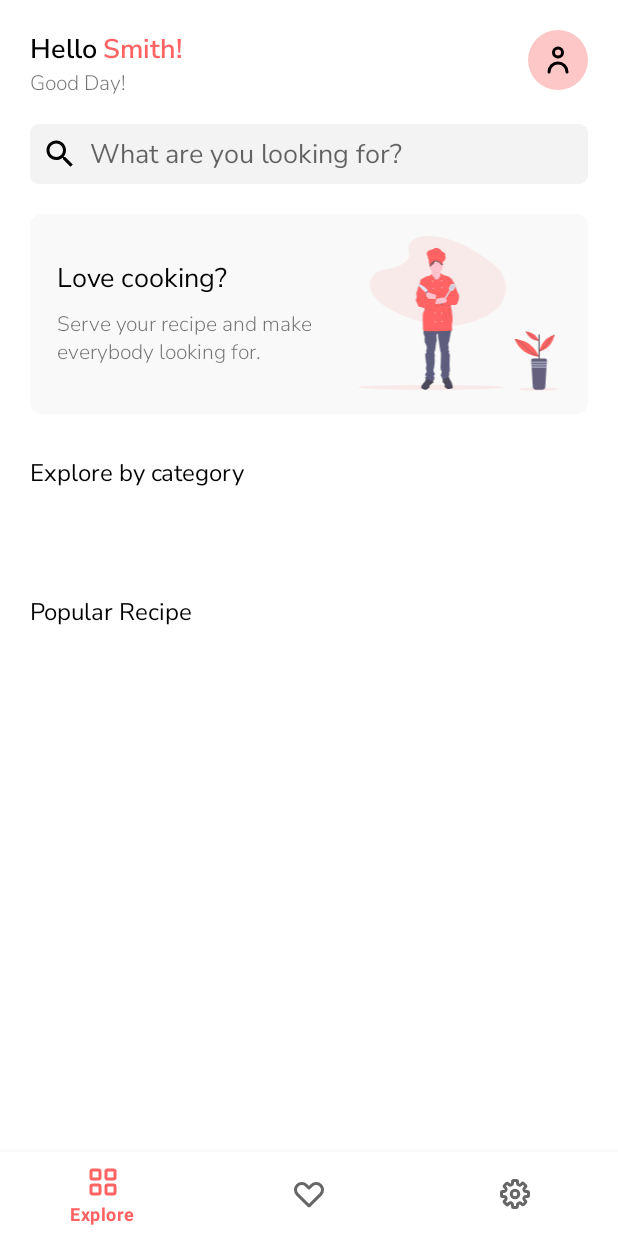
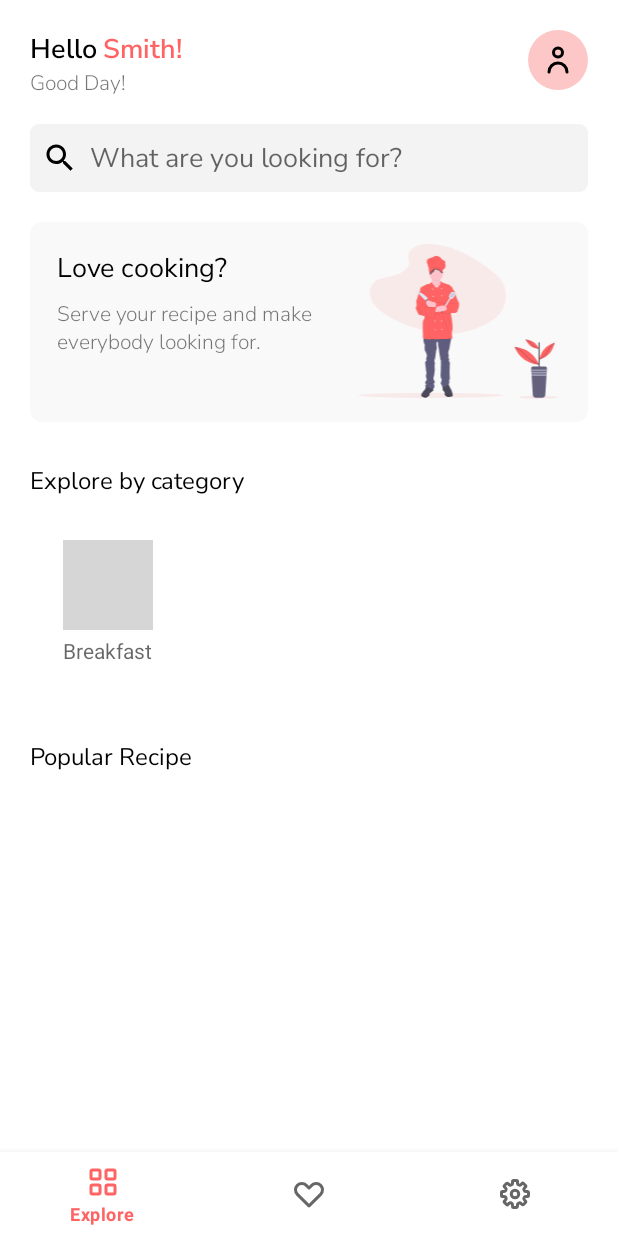
Before and after one commit to qubictech/ranna_recipe_mobile, an Android app: the ExploreRecipeFragment screen opened directly, with no data from a screen before it, on a phone screen of 412 x 824 dp. Run offline under Robolectric (Android 15) with nearby library versions, the phone set to English and light mode, and no system bars; grey boxes are pictures that could not be loaded.

Commit message:
live data for category

```diff
--- a/app/build.gradle
+++ b/app/build.gradle
@@ -54,4 +54,11 @@ dependencies {
 
     //lottie animation
     implementation "com.airbnb.android:lottie:$lottieVersion"
+
+    //glide image loader
+    implementation 'com.github.bumptech.glide:glide:4.11.0'
+    annotationProcessor 'com.github.bumptech.glide:compiler:4.11.0'
+
+    //live data lifecycle
+    implementation "androidx.lifecycle:lifecycle-extensions:2.2.0"
 }
--- /dev/null
+++ b/app/src/main/java/rannaghor/recipe/tarmsbd/com/adapter/AllRecipeAdapter.kt
@@ -0,0 +1,4 @@
+package rannaghor.recipe.tarmsbd.com.adapter
+
+class AllRecipeAdapter {
+}
--- /dev/null
+++ b/app/src/main/java/rannaghor/recipe/tarmsbd/com/adapter/RecipeCategoryAdapter.kt
@@ -0,0 +1,39 @@
+package rannaghor.recipe.tarmsbd.com.adapter
+
+import android.content.Context
+import android.view.LayoutInflater
+import android.view.View
+import android.view.ViewGroup
+import android.widget.ImageView
+import android.widget.TextView
+import androidx.recyclerview.widget.RecyclerView
+import com.bumptech.glide.Glide
+import rannaghor.recipe.tarmsbd.com.R
+import rannaghor.recipe.tarmsbd.com.model.Category
+
+class RecipeCategoryAdapter(private var context: Context, private var category: List<Category>) :
+    RecyclerView.Adapter<RecipeCategoryAdapter.CategoryHolder>() {
+
+    class CategoryHolder(itemView: View) : RecyclerView.ViewHolder(itemView) {
+        private var icon = itemView.findViewById<ImageView>(R.id.recipe_category_icon)
+        private var name = itemView.findViewById<TextView>(R.id.recipe_category_name)
+
+        fun bind(context: Context, category: Category) {
+            name.text = category.name
+            Glide.with(context).load(category.iconUrl).into(icon)
+        }
+    }
+
+    override fun onCreateViewHolder(parent: ViewGroup, viewType: Int): CategoryHolder {
+        val holder = LayoutInflater.from(parent.context)
+            .inflate(R.layout.category_item, parent, false)
+
+        return CategoryHolder(holder)
+    }
+
+    override fun getItemCount() = category.size
+
+    override fun onBindViewHolder(holder: CategoryHolder, position: Int) {
+        holder.bind(category = category[position], context = context)
+    }
+}
--- /dev/null
+++ b/app/src/main/java/rannaghor/recipe/tarmsbd/com/model/Category.kt
@@ -0,0 +1,3 @@
+package rannaghor.recipe.tarmsbd.com.model
+
+data class Category(var iconUrl: Any, var name: String)
--- /dev/null
+++ b/app/src/main/java/rannaghor/recipe/tarmsbd/com/repository/RannaghorRepository.kt
@@ -0,0 +1,18 @@
+package rannaghor.recipe.tarmsbd.com.repository
+
+import androidx.lifecycle.LiveData
+import androidx.lifecycle.MutableLiveData
+import rannaghor.recipe.tarmsbd.com.model.Category
+
+object RannaghorRepository {
+    private val categories = mutableListOf(Category("", ""))
+    private val category = MutableLiveData<List<Category>>()
+
+    init {
+        category.value = categories
+    }
+
+    fun getAllCategories(): LiveData<List<Category>> {
+        return category
+    }
+}
--- a/app/src/main/java/rannaghor/recipe/tarmsbd/com/ui/main/ExploreRecipeFragment.kt
+++ b/app/src/main/java/rannaghor/recipe/tarmsbd/com/ui/main/ExploreRecipeFragment.kt
@@ -5,16 +5,47 @@ import androidx.fragment.app.Fragment
 import android.view.LayoutInflater
 import android.view.View
 import android.view.ViewGroup
+import androidx.lifecycle.Observer
+import androidx.lifecycle.ViewModelProvider
+import androidx.recyclerview.widget.GridLayoutManager
+import androidx.recyclerview.widget.RecyclerView
 
 import rannaghor.recipe.tarmsbd.com.R
+import rannaghor.recipe.tarmsbd.com.adapter.RecipeCategoryAdapter
+import rannaghor.recipe.tarmsbd.com.viewmodel.RannaghorViewModel
 
 class ExploreRecipeFragment : Fragment() {
+    private lateinit var recyclerViewExploreByCategory: RecyclerView
+    private lateinit var recyclerViewPopularRecipe: RecyclerView
+    private lateinit var rannaghorViewModel: RannaghorViewModel
+
     override fun onCreateView(
         inflater: LayoutInflater, container: ViewGroup?,
         savedInstanceState: Bundle?
     ): View? {
         // Inflate the layout for this fragment
         return inflater.inflate(R.layout.fragment_explore_recipe, container, false)
+    }
+
+    override fun onViewCreated(view: View, savedInstanceState: Bundle?) {
+        super.onViewCreated(view, savedInstanceState)
+
+        recyclerViewExploreByCategory = view.findViewById(R.id.recipe_categories)
+        recyclerViewPopularRecipe = view.findViewById(R.id.popular_recipe)
+        rannaghorViewModel = ViewModelProvider(this).get(RannaghorViewModel::class.java)
+
+        getAllCategories()
+    }
+
+    private fun getAllCategories() {
+        rannaghorViewModel.getCategories().observe(viewLifecycleOwner, Observer {
+            val categoryAdapter = context?.let { it1 -> RecipeCategoryAdapter(it1, it) }
+            recyclerViewExploreByCategory.apply {
+                hasFixedSize()
+                layoutManager = GridLayoutManager(context, 4)
+                adapter = categoryAdapter
+            }
+        })
     }
 
     companion object {
--- /dev/null
+++ b/app/src/main/java/rannaghor/recipe/tarmsbd/com/viewmodel/RannaghorViewModel.kt
@@ -0,0 +1,13 @@
+package rannaghor.recipe.tarmsbd.com.viewmodel
+
+import androidx.lifecycle.LiveData
+import androidx.lifecycle.ViewModel
+import rannaghor.recipe.tarmsbd.com.model.Category
+import rannaghor.recipe.tarmsbd.com.repository.RannaghorRepository
+import java.util.*
+
+class RannaghorViewModel : ViewModel() {
+    fun getCategories(): LiveData<List<Category>> {
+        return RannaghorRepository.getAllCategories()
+    }
+}
--- a/app/src/main/res/layout/category_item.xml
+++ b/app/src/main/res/layout/category_item.xml
@@ -6,6 +6,7 @@
     android:orientation="vertical">
 
     <ImageView
+        android:id="@+id/recipe_category_icon"
         android:layout_width="wrap_content"
         android:layout_height="wrap_content"
         android:background="@drawable/main_banner_background"
--- a/app/src/main/res/layout/fragment_explore_recipe.xml
+++ b/app/src/main/res/layout/fragment_explore_recipe.xml
@@ -70,7 +70,8 @@
                 android:hint="What are you looking for?"
                 android:imeOptions="actionGo"
                 android:inputType="text"
-                android:minHeight="40dp"
+                android:minHeight="45dp"
+                android:singleLine="true"
                 android:paddingStart="8dp"
                 android:paddingEnd="8dp"
                 app:layout_constraintEnd_toEndOf="@id/guideline_right"
@@ -95,7 +96,7 @@
                     android:layout_width="wrap_content"
                     android:layout_height="wrap_content"
                     android:layout_marginStart="18dp"
-                    android:layout_marginTop="30dp"
+                    android:layout_marginTop="18dp"
                     android:fontFamily="@font/nunito_sans"
                     android:text="Love cooking?"
                     android:textColor="#000"
@@ -109,7 +110,7 @@
                     android:layout_marginTop="8dp"
                     android:layout_toLeftOf="@+id/chef_icon"
                     android:fontFamily="@font/nunito_sans_light"
-                    android:text="Serve your recipe and make \neverybody looking for." />
+                    android:text="Serve your recipe and make everybody looking for." />
 
                 <ImageView
                     android:id="@+id/chef_icon"
```
